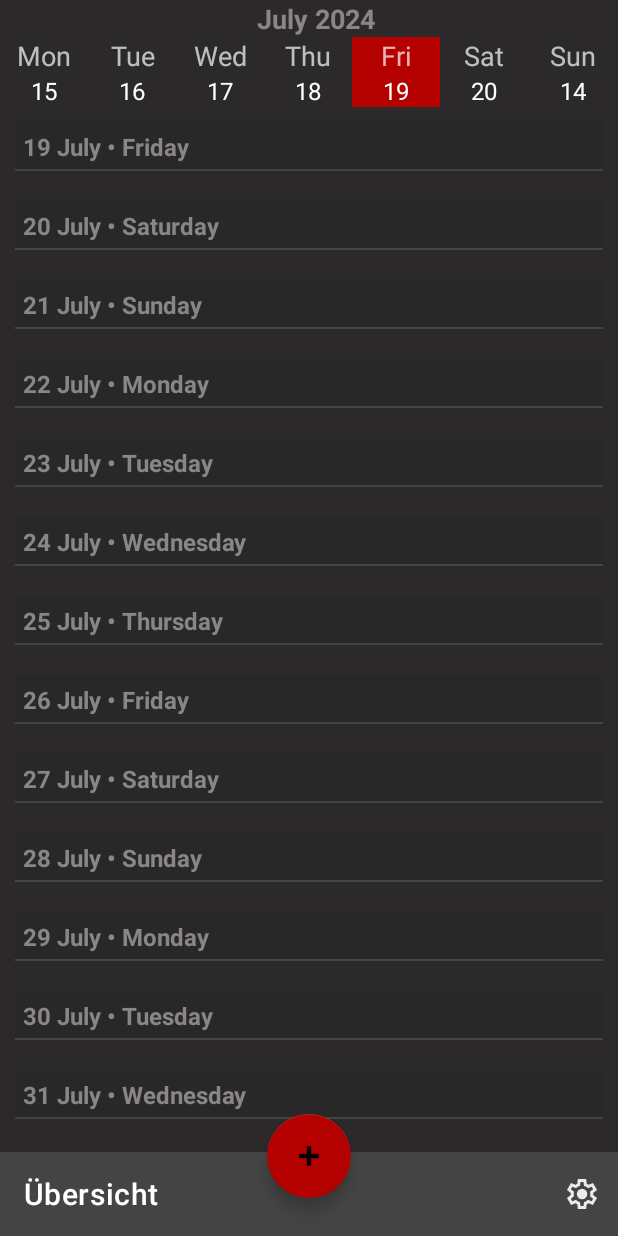
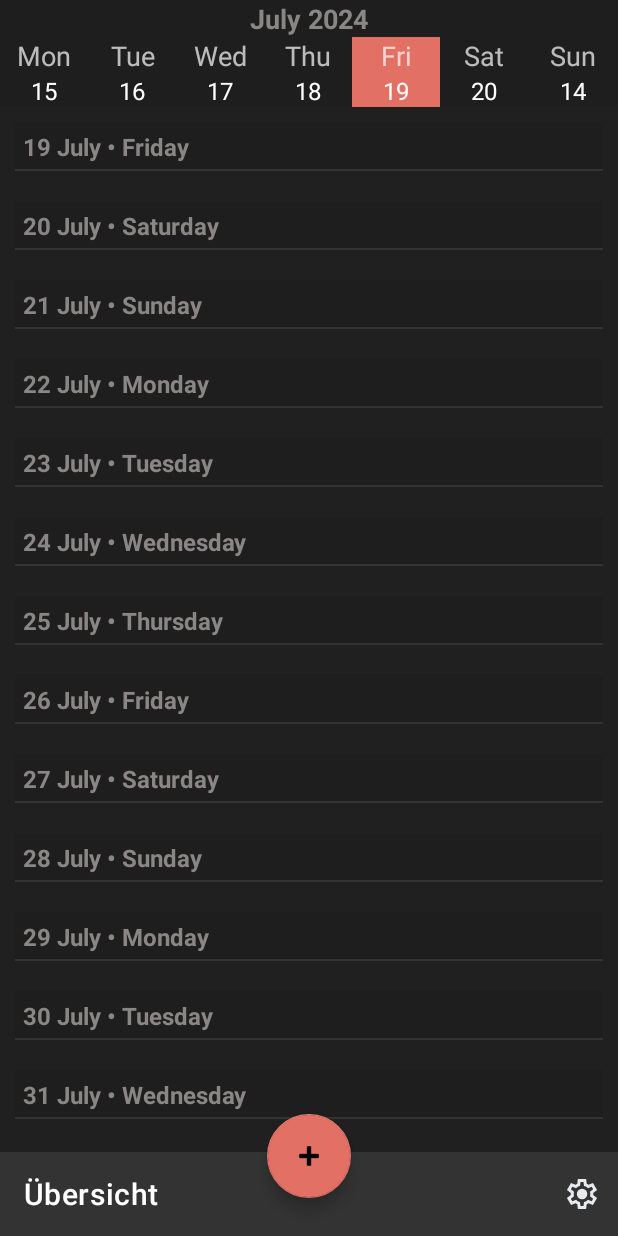
Before and after one commit to SecondBrainPlanner/SecondBrain, an Android app: the screen it shows after launch (MainActivity), on a phone screen of 412 x 824 dp. Run offline under Robolectric (Android 15) with nearby library versions, the phone set to English and light mode, and no system bars.

Commit message:
further color adjustments to top bar

```diff
--- a/app/src/main/res/layout/activity_main.xml
+++ b/app/src/main/res/layout/activity_main.xml
@@ -5,14 +5,15 @@
     android:id="@+id/main"
     android:layout_width="match_parent"
     android:layout_height="match_parent"
-    tools:context=".MainActivity">
+    tools:context=".MainActivity"
+    android:background="@color/background">
 
     <TextView
         android:id="@+id/monthAndYear"
         android:layout_width="0dp"
         android:layout_height="wrap_content"
-        android:layout_marginEnd="5dp"
-        android:layout_marginStart="15dp"
+        android:layout_marginEnd="0dp"
+        android:layout_marginStart="0dp"
         android:layout_marginTop="0dp"
         android:textSize="18sp"
         android:textStyle="bold"
@@ -21,7 +22,8 @@
         app:layout_constraintTop_toTopOf="parent"
         app:layout_constraintBottom_toTopOf="@id/weekDaysGrid"
         app:layout_constraintStart_toStartOf="parent"
-        app:layout_constraintEnd_toEndOf="parent" />
+        app:layout_constraintEnd_toEndOf="parent"
+        android:background="@color/darker_grey"/>
 
     <GridLayout
         android:id="@+id/weekDaysGrid"
@@ -36,7 +38,8 @@
         android:layout_marginBottom="0dp"
         app:layout_constraintTop_toBottomOf="@id/monthAndYear"
         app:layout_constraintStart_toStartOf="parent"
-        app:layout_constraintEnd_toEndOf="parent">
+        app:layout_constraintEnd_toEndOf="parent"
+        android:background="@color/darker_grey">
 
     <!-- Monday -->
     <TextView
@@ -220,6 +223,7 @@
         android:layout_width="match_parent"
         android:layout_height="0dp"
         android:layout_marginBottom="8dp"
+        android:background="@color/background"
         app:layout_constraintTop_toBottomOf="@id/weekDaysGrid"
         app:layout_constraintBottom_toTopOf="@id/toolbar"
         app:layout_constraintEnd_toEndOf="parent"
--- a/app/src/main/res/values/colors.xml
+++ b/app/src/main/res/values/colors.xml
@@ -9,9 +9,10 @@
     <color name="trueBlack">#FF000000</color>
     <color name="white">#FFFFFFFF</color>
     <color name="dark_grey">#2B2929</color>
-    <color name="darker_grey">#292828</color>
+    <color name="darker_grey">#1E1E1E</color>
     <color name="grey">#8A8686</color>
-    <color name="light_grey">#444444</color>
-    <color name="red">#B50000</color>
-    <color name="topBarHighlightingColor">#B50000</color>
+    <color name="background">#202020</color>
+    <color name="light_grey">#333333</color>
+    <color name="red">#E27065</color>
+    <color name="topBarHighlightingColor">#E27065</color>
 </resources>
```
